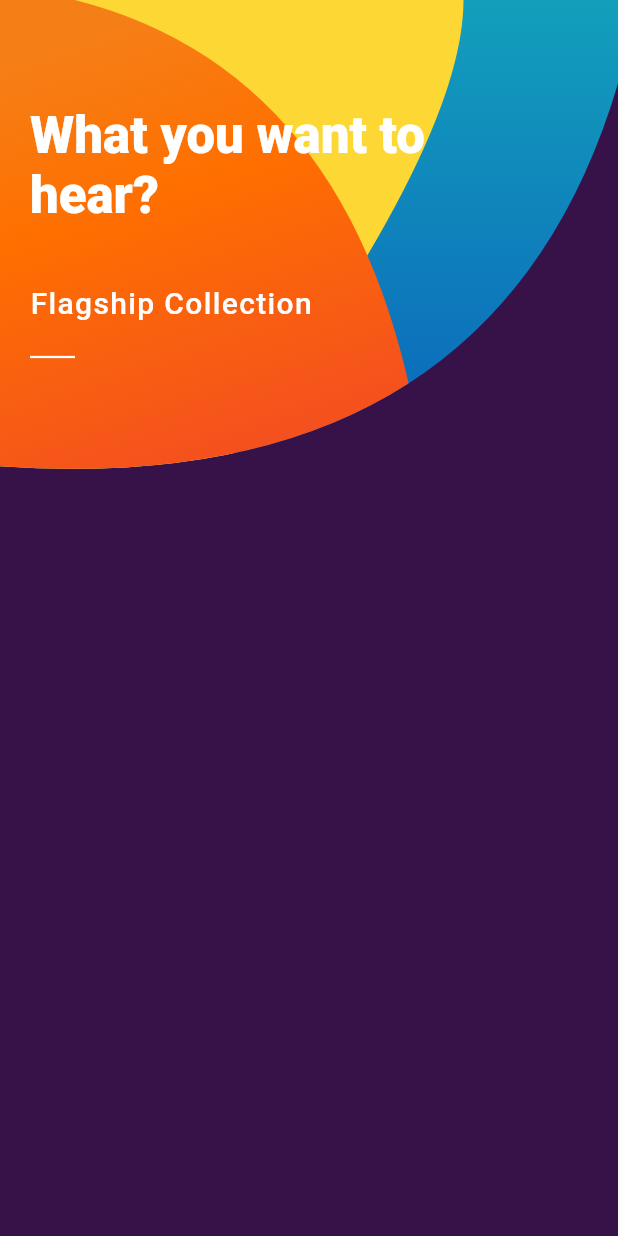
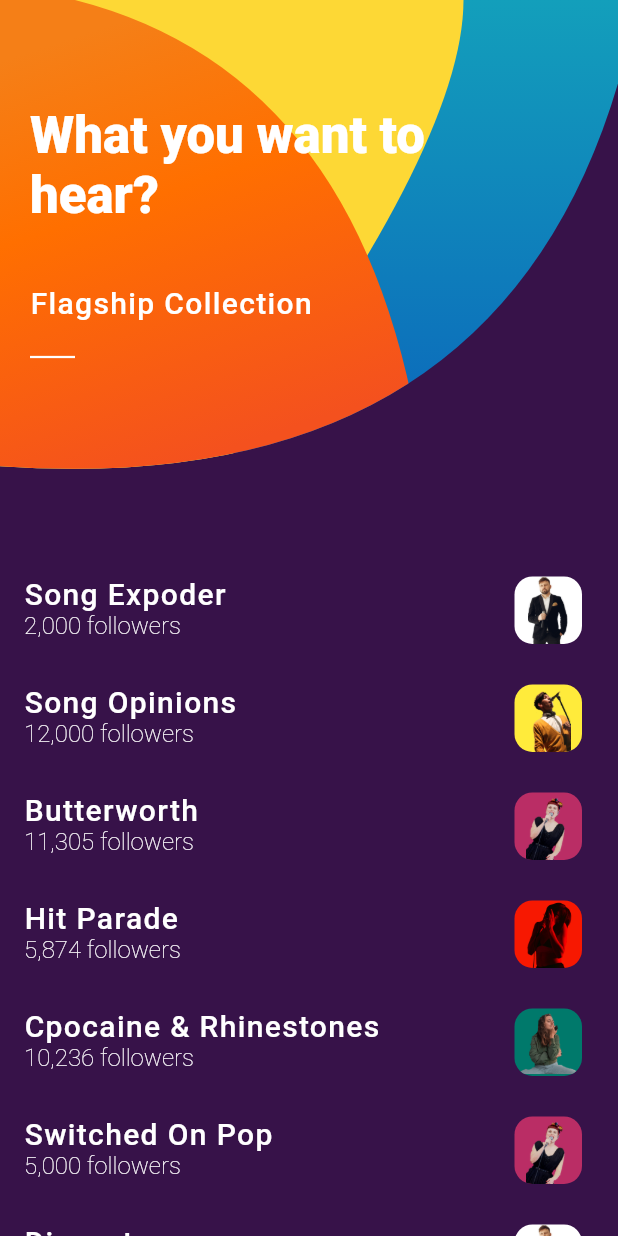
Before and after one commit to utkarsh-UK/podcast-ui, a Flutter app: the screen it shows after launch, on a phone screen of 412 x 824 dp. Run offline on Flutter 3.47's test engine with Material 2 defaults, Android fonts, the light colour scheme and no system bars; our stand-ins replace google_fonts; Roboto replaces fonts that are missing (Kanit).

Commit message:
Build podcast list in home screen

```diff
--- /dev/null
+++ b/lib/constants/assets.dart
@@ -0,0 +1,71 @@
+import 'package:flutter/material.dart';
+
+class Assets {
+  static const List<Map> singers = [
+    {
+      'name': 'Cristian Olson',
+      'image': 'assets/images/singer_green.png',
+      'color': Color(0xFF00796b),
+    },
+    {
+      'name': 'Micheal Edwards',
+      'image': 'assets/images/singer_orange.png',
+      'color': Color(0xFFf4511e),
+    },
+    {
+      'name': 'Madison Lee',
+      'image': 'assets/images/singer_pink.png',
+      'color': Color(0xFFba2d65),
+    },
+    {
+      'name': 'Sara Gilbert',
+      'image': 'assets/images/singer_red.png',
+      'color': Color(0xFFF71801),
+    },
+    {
+      'name': 'Cristian Olson',
+      'image': 'assets/images/singer_white.png',
+      'color': Colors.white,
+    },
+    {
+      'name': 'Cristian Olson',
+      'image': 'assets/images/singer_yellow.png',
+      'color': Color(0xFFffeb3b),
+    },
+  ];
+
+  static const List<Map> podcastList = [
+    {
+      'name': 'Song Expoder',
+      'followers': '2,000',
+    },
+    {
+      'name': 'Song Opinions',
+      'followers': '12,000',
+    },
+    {
+      'name': 'Butterworth',
+      'followers': '11,305',
+    },
+    {
+      'name': 'Hit Parade',
+      'followers': '5,874',
+    },
+    {
+      'name': 'Cpocaine & Rhinestones',
+      'followers': '10,236',
+    },
+    {
+      'name': 'Switched On Pop',
+      'followers': '5,000',
+    },
+    {
+      'name': 'Dissect',
+      'followers': '24,000',
+    },
+    {
+      'name': 'Revisionist History',
+      'followers': '9,000',
+    },
+  ];
+}
--- a/lib/main.dart
+++ b/lib/main.dart
@@ -32,6 +32,11 @@ class MyApp extends StatelessWidget {
             fontWeight: FontWeight.w500,
             letterSpacing: 0.9,
           ),
+          subtitle1: GoogleFonts.kanit(
+            fontSize: 16.0,
+            color: MyColors.fontColor,
+            fontWeight: FontWeight.w200,
+          ),
         ),
       ),
     );
--- a/lib/screens/home_screen.dart
+++ b/lib/screens/home_screen.dart
@@ -1,6 +1,8 @@
 import 'package:flutter/material.dart';
 
 import '../widgets/custom_background.dart';
+import '../widgets/podcast_list.dart';
+import '../widgets/rounded_path_clipper.dart';
 
 class HomeScreen extends StatelessWidget {
   @override
@@ -56,27 +58,11 @@ class HomeScreen extends StatelessWidget {
               ),
             ),
           ),
+          Expanded(
+            child: PodcastList(),
+          ),
         ],
       ),
     );
   }
 }
-
-class RoundedPathClipper extends CustomClipper<Path> {
-  @override
-  getClip(Size size) {
-    final width = size.width;
-    final height = size.height;
-
-    Path path = Path();
-    path.lineTo(0.0, height - 60);
-    path.quadraticBezierTo(width * 0.8, height * 0.9, width, height * 0.15);
-    path.lineTo(width, 0.0);
-    path.close();
-
-    return path;
-  }
-
-  @override
-  bool shouldReclip(CustomClipper oldClipper) => false;
-}
--- /dev/null
+++ b/lib/screens/podcast_details_screen.dart
@@ -0,0 +1,30 @@
+import 'package:flutter/material.dart';
+
+import '../widgets/custom_background.dart';
+import '../widgets/podcast_list.dart';
+import '../widgets/rounded_path_clipper.dart';
+
+class PodcastDetailsScreen extends StatelessWidget {
+  @override
+  Widget build(BuildContext context) {
+    final screen = MediaQuery.of(context).size;
+    final textTheme = Theme.of(context).textTheme;
+
+    return Scaffold(
+      body: Column(
+        children: <Widget>[
+          ClipPath(
+            clipper: RoundedPathClipper(),
+            child: CustomPaint(
+              painter: CustomBackground(orangeToBottom: true),
+              child: Container(
+                width: screen.width,
+                height: screen.height * 0.55,
+              ),
+            ),
+          ),
+        ],
+      ),
+    );
+  }
+}
--- a/lib/widgets/custom_background.dart
+++ b/lib/widgets/custom_background.dart
@@ -4,6 +4,10 @@ import 'dart:ui' as ui;
 import '../constants/colors.dart';
 
 class CustomBackground extends CustomPainter {
+  final bool orangeToBottom;
+
+  CustomBackground({this.orangeToBottom = false});
+
   @override
   void paint(Canvas canvas, Size size) {
     final height = size.height;
@@ -61,7 +65,7 @@ class CustomBackground extends CustomPainter {
       );
 
     Path orangePath = Path();
-    orangePath.moveTo(50, 0.0);
+    orangeToBottom ? orangePath.moveTo(0.0, 50.0) : orangePath.moveTo(50, 0.0);
     orangePath.quadraticBezierTo(
         width * 0.65, height * 0.15, width * 0.7, height);
     orangePath.lineTo(0.0, height);
--- a/lib/widgets/podcast_list.dart
+++ b/lib/widgets/podcast_list.dart
@@ -0,0 +1,53 @@
+import 'dart:math';
+
+import 'package:flutter/material.dart';
+
+import '../constants/assets.dart';
+import '../screens/podcast_details_screen.dart';
+
+class PodcastList extends StatelessWidget {
+  final singersList = Assets.singers;
+  final podcastList = Assets.podcastList;
+  final Random random = Random();
+
+  @override
+  Widget build(BuildContext context) {
+    final textTheme = Theme.of(context).textTheme;
+
+    return ListView(
+      physics: BouncingScrollPhysics(),
+      children: podcastList.map((podcast) {
+        int randomIndex = random.nextInt(6 - 0) + 0;
+
+        return ListTile(
+          onTap: () => Navigator.of(context).push(
+              MaterialPageRoute(builder: (context) => PodcastDetailsScreen(),),),
+          title: Text(
+            podcast['name'],
+            style: textTheme.headline6,
+          ),
+          subtitle: Text(
+            '${podcast['followers']} followers',
+            style: textTheme.subtitle1,
+          ),
+          trailing: Container(
+            width: 45,
+            height: 45,
+            margin: const EdgeInsets.only(right: 8.0),
+            decoration: BoxDecoration(
+              color: singersList[randomIndex]['color'],
+              borderRadius: BorderRadius.circular(12.0),
+            ),
+            child: ClipRRect(
+              borderRadius: BorderRadius.circular(12.0),
+              child: Image.asset(
+                singersList[randomIndex]['image'],
+                fit: BoxFit.contain,
+              ),
+            ),
+          ),
+        );
+      }).toList(),
+    );
+  }
+}
--- /dev/null
+++ b/lib/widgets/rounded_path_clipper.dart
@@ -0,0 +1,20 @@
+import 'package:flutter/material.dart';
+
+class RoundedPathClipper extends CustomClipper<Path> {
+  @override
+  getClip(Size size) {
+    final width = size.width;
+    final height = size.height;
+
+    Path path = Path();
+    path.lineTo(0.0, height - 60);
+    path.quadraticBezierTo(width * 0.8, height * 0.9, width, height * 0.15);
+    path.lineTo(width, 0.0);
+    path.close();
+
+    return path;
+  }
+
+  @override
+  bool shouldReclip(CustomClipper oldClipper) => false;
+}
--- a/pubspec.yaml
+++ b/pubspec.yaml
@@ -48,8 +48,8 @@ flutter:
   uses-material-design: true
 
   # To add assets to your application, add an assets section, like this:
-  # assets:
-  #   - images/a_dot_burr.jpeg
+  assets:
+    - assets/images/
   #   - images/a_dot_ham.jpeg
 
   # An image asset can refer to one or more resolution-specific "variants", see
```
Also changed, not shown: assets/images/singer_green.png (added), assets/images/singer_orange.png (added), assets/images/singer_pink.png (added), assets/images/singer_red.png (added), assets/images/singer_white.png (added), assets/images/singer_yellow.png (added).
